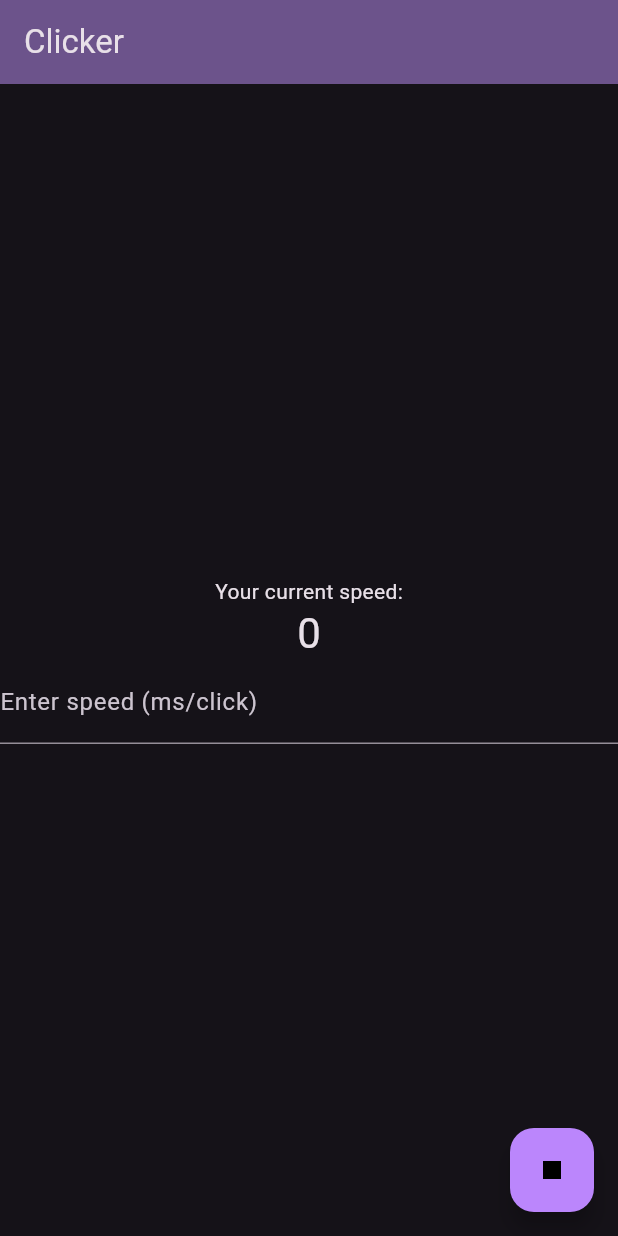
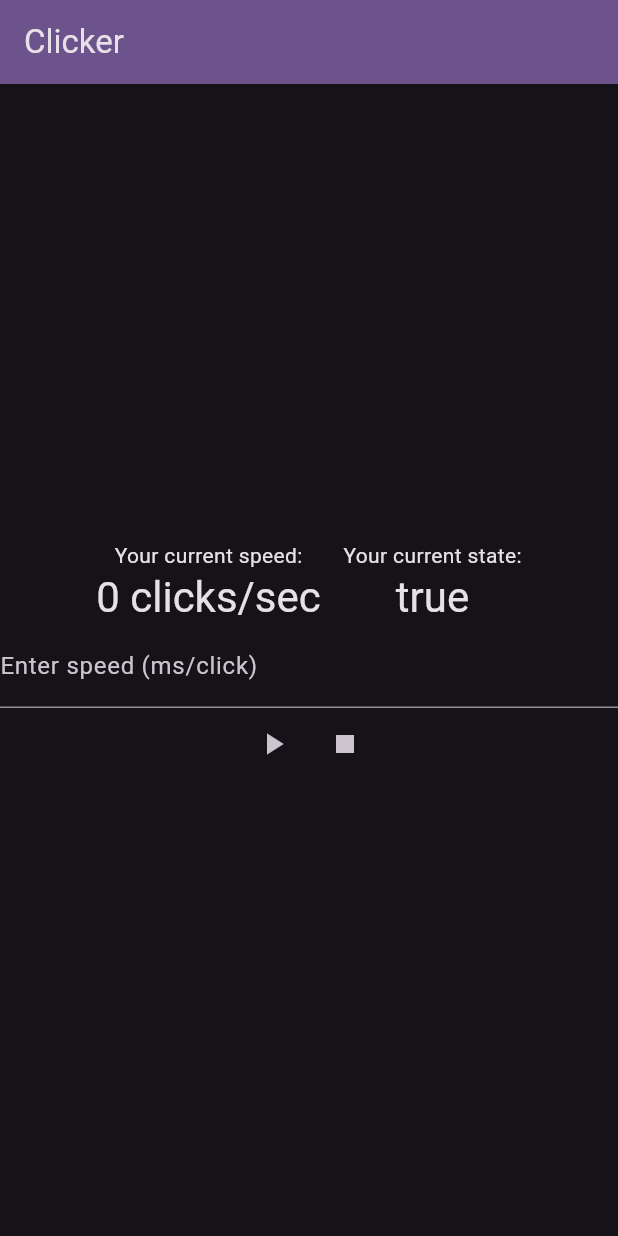
Before and after one commit to Iviv122/fclick, a Flutter app: the screen it shows after launch, after a tap on the "play arrow" icon, on a phone screen of 412 x 824 dp. Run offline on Flutter 3.47's test engine with Material 3 defaults, Android fonts, the phone set to English and light mode, and no system bars; missing offline and left inert: bixat_key_mouse.

Commit message:
slight redesign, speed calc, state show

```diff
--- a/lib/main.dart
+++ b/lib/main.dart
@@ -47,9 +47,15 @@ class _MyHomePageState extends State<MyHomePage> {
   int _speed = 0;
   bool _turnedOn = false;
 
-  void _toggle() {
+  void _turnOn() {
     setState(() {
-      _turnedOn = !_turnedOn;
+      _turnedOn = true;
+    });
+  }
+
+  void _turnOff() {
+    setState(() {
+      _turnedOn = false;
     });
   }
 
@@ -70,8 +76,29 @@ class _MyHomePageState extends State<MyHomePage> {
         child: Column(
           mainAxisAlignment: .center,
           children: [
-            const Text('Your current speed:'),
-            Text('$_speed', style: Theme.of(context).textTheme.headlineMedium),
+            Wrap(
+              spacing: 15,
+              children: [
+                Column(
+                  children: [
+                    const Text('Your current speed:'),
+                    Text(
+                      '${(_speed > 0) ? (1000/_speed).toStringAsFixed(2) : 0} clicks/sec',
+                      style: Theme.of(context).textTheme.headlineMedium,
+                    ),
+                  ],
+                ),
+                Column(
+                  children: [
+                    const Text('Your current state:'),
+                    Text(
+                      '$_turnedOn',
+                      style: Theme.of(context).textTheme.headlineMedium,
+                    ),
+                  ],
+                ),
+              ],
+            ),
             TextField(
               decoration: InputDecoration(labelText: "Enter speed (ms/click)"),
               keyboardType: TextInputType.number,
@@ -80,15 +107,23 @@ class _MyHomePageState extends State<MyHomePage> {
               ],
               onChanged: (value) => _setSpeed(int.tryParse(value) ?? 0),
             ),
+            Row(
+              mainAxisAlignment: .center,
+              children: [
+                IconButton(
+                  onPressed: () => _turnOn(),
+                  icon: const Icon(Icons.play_arrow),
+                  tooltip: "Start",
+                ),
+                IconButton(
+                  onPressed: () => _turnOff(),
+                  icon: const Icon(Icons.stop),
+                  tooltip: "Stop",
+                ),
+              ],
+            ),
           ],
         ),
-      ),
-      floatingActionButton: FloatingActionButton(
-        onPressed: () => _toggle(),
-        tooltip: 'Increment',
-        child: (_turnedOn)
-            ? const Icon(Icons.stop)
-            : const Icon(Icons.play_arrow),
       ),
     );
   }
```
